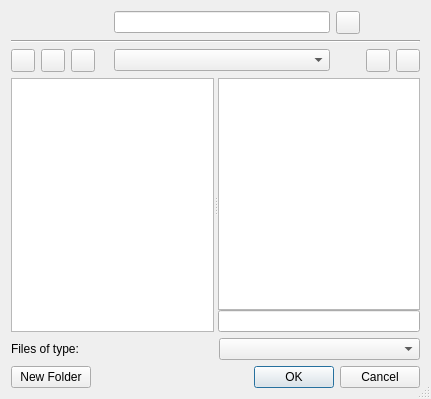
The window that src/gui/dialogs/qfiledialog.ui (arnt/qt-history2) describes before a commit, drawn with Qt 5.
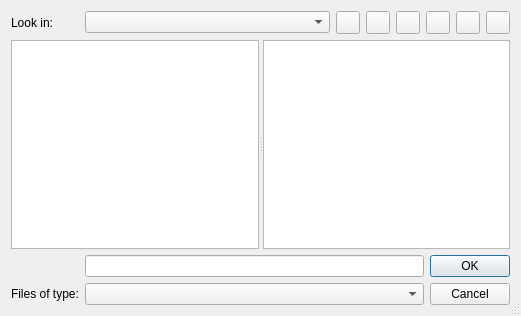
The same window after the commit. Custom widgets are drawn as their Qt base class.

Commit message:
p4i integration Integrate 257683 from 4.3 to main: Fixes:    Ditch the new file dialog interface and go back to the style of one in 4.2. RevBy:    jens, girish AutoTest: 257681 Details:  ButtonBox in plastique painting issue is 156497, and QCompleter resizing bug also has a task
[git-p4: depot-paths = "//depot/qt/main/": change = 257684]

What changed in the file:
```diff
--- a/src/gui/dialogs/qfiledialog.ui
+++ b/src/gui/dialogs/qfiledialog.ui
@@ -17,35 +17,25 @@
    <rect>
     <x>0</x>
     <y>0</y>
-    <width>431</width>
-    <height>399</height>
+    <width>521</width>
+    <height>316</height>
    </rect>
   </property>
   <property name="sizeGripEnabled" >
    <bool>true</bool>
   </property>
   <layout class="QGridLayout" >
-   <item row="0" column="0" colspan="4" >
-    <widget class="QLabel" name="fileNameLabel" >
-     <property name="sizePolicy" >
-      <sizepolicy vsizetype="Preferred" hsizetype="Minimum" >
-       <horstretch>0</horstretch>
-       <verstretch>0</verstretch>
-      </sizepolicy>
-     </property>
-     <property name="minimumSize" >
-      <size>
-       <width>0</width>
-       <height>0</height>
-      </size>
-     </property>
-     <property name="alignment" >
-      <set>Qt::AlignAbsolute|Qt::AlignBottom|Qt::AlignCenter|Qt::AlignHCenter|Qt::AlignHorizontal_Mask|Qt::AlignJustify|Qt::AlignLeading|Qt::AlignLeft|Qt::AlignRight|Qt::AlignTop|Qt::AlignTrailing|Qt::AlignVCenter|Qt::AlignVertical_Mask</set>
+   <item row="0" column="0" >
+    <widget class="QLabel" name="lookInLabel" >
+     <property name="text" >
+      <string>Look in:</string>
      </property>
     </widget>
    </item>
-   <item row="0" column="4" >
-    <widget class="QFileDialogLineEdit" name="fileNameEdit" >
+   <item row="0" column="1" colspan="2" >
+    <layout class="QHBoxLayout" >
+     <item>
+      <widget class="QComboBox" name="lookInCombo" >
      <property name="sizePolicy" >
       <sizepolicy vsizetype="Fixed" hsizetype="Expanding" >
        <horstretch>1</horstretch>
@@ -54,104 +44,51 @@
      </property>
     </widget>
    </item>
-   <item row="0" column="5" >
-    <widget class="QToolButton" name="expandButton" />
-   </item>
-   <item row="0" column="6" colspan="2" >
-    <widget class="QFrame" name="topRightSpacer" >
-     <property name="minimumSize" >
-      <size>
-       <width>16</width>
-       <height>0</height>
-      </size>
-     </property>
-     <property name="frameShape" >
-      <enum>QFrame::NoFrame</enum>
-     </property>
-     <property name="frameShadow" >
-      <enum>QFrame::Plain</enum>
-     </property>
-     <property name="lineWidth" >
-      <number>0</number>
-     </property>
-    </widget>
-   </item>
-   <item row="1" column="0" colspan="8" >
-    <widget class="Line" name="line" >
-     <property name="orientation" >
-      <enum>Qt::Horizontal</enum>
-     </property>
-    </widget>
-   </item>
-   <item row="2" column="0" >
+     <item>
     <widget class="QToolButton" name="backButton" >
      <property name="toolTip" >
       <string>Back</string>
      </property>
     </widget>
    </item>
-   <item row="2" column="1" >
+     <item>
     <widget class="QToolButton" name="forwardButton" >
      <property name="toolTip" >
       <string>Forward</string>
      </property>
     </widget>
    </item>
-   <item row="2" column="2" >
+     <item>
     <widget class="QToolButton" name="toParentButton" >
      <property name="toolTip" >
       <string>Parent Directory</string>
      </property>
     </widget>
    </item>
-   <item row="2" column="3" >
-    <widget class="QLabel" name="lookInLabel" >
-     <property name="sizePolicy" >
-      <sizepolicy vsizetype="Preferred" hsizetype="Minimum" >
-       <horstretch>0</horstretch>
-       <verstretch>0</verstretch>
-      </sizepolicy>
-     </property>
-     <property name="alignment" >
-      <set>Qt::AlignAbsolute|Qt::AlignBottom|Qt::AlignCenter|Qt::AlignHCenter|Qt::AlignHorizontal_Mask|Qt::AlignJustify|Qt::AlignLeading|Qt::AlignLeft|Qt::AlignRight|Qt::AlignTop|Qt::AlignTrailing|Qt::AlignVCenter|Qt::AlignVertical_Mask</set>
-     </property>
-    </widget>
-   </item>
-   <item row="2" column="4" >
-    <widget class="QComboBox" name="lookInCombo" >
-     <property name="sizePolicy" >
-      <sizepolicy vsizetype="Fixed" hsizetype="Expanding" >
-       <horstretch>1</horstretch>
-       <verstretch>0</verstretch>
-      </sizepolicy>
-     </property>
-    </widget>
-   </item>
-   <item row="2" column="5" >
-    <widget class="QFrame" name="bottomRightSpacer" >
-     <property name="frameShadow" >
-      <enum>QFrame::Raised</enum>
-     </property>
-     <property name="lineWidth" >
-      <number>0</number>
-     </property>
-    </widget>
-   </item>
-   <item row="2" column="6" >
-    <widget class="QToolButton" name="detailModeButton" >
+     <item>
+      <widget class="QToolButton" name="newFolderButton" >
      <property name="toolTip" >
       <string>Detail View</string>
      </property>
     </widget>
    </item>
-   <item row="2" column="7" >
+     <item>
     <widget class="QToolButton" name="listModeButton" >
      <property name="toolTip" >
       <string>List View</string>
      </property>
     </widget>
    </item>
-   <item row="3" column="0" colspan="8" >
+     <item>
+      <widget class="QToolButton" name="detailModeButton" >
+       <property name="toolTip" >
+        <string>Detail View</string>
+       </property>
+      </widget>
+     </item>
+    </layout>
+   </item>
+   <item row="1" column="0" colspan="3" >
     <widget class="QSplitter" name="splitter" >
      <property name="sizePolicy" >
       <sizepolicy vsizetype="Expanding" hsizetype="Expanding" >
@@ -237,101 +174,68 @@
          </widget>
         </widget>
        </item>
-       <item>
-        <widget class="QFileDialogLineEdit" name="quickLineEdit" />
-       </item>
       </layout>
      </widget>
     </widget>
    </item>
-   <item row="4" column="0" colspan="8" >
-    <widget class="QFrame" name="extraBox" >
-     <property name="frameShape" >
-      <enum>QFrame::NoFrame</enum>
-     </property>
-     <property name="frameShadow" >
-      <enum>QFrame::Plain</enum>
-     </property>
-     <layout class="QGridLayout" >
-      <property name="leftMargin" >
-       <number>0</number>
-      </property>
-      <property name="topMargin" >
-       <number>0</number>
-      </property>
-      <property name="rightMargin" >
-       <number>0</number>
-      </property>
-      <property name="bottomMargin" >
-       <number>0</number>
-      </property>
-      <item row="0" column="1" >
-       <widget class="QLabel" name="fileTypeLabel" >
+   <item row="2" column="0" >
+    <widget class="QLabel" name="fileNameLabel" >
         <property name="sizePolicy" >
-         <sizepolicy vsizetype="Fixed" hsizetype="Preferred" >
+      <sizepolicy vsizetype="Preferred" hsizetype="Minimum" >
           <horstretch>0</horstretch>
           <verstretch>0</verstretch>
          </sizepolicy>
         </property>
-        <property name="text" >
-         <string>Files of type:</string>
-        </property>
-       </widget>
-      </item>
-      <item row="0" column="2" >
-       <widget class="QComboBox" name="fileTypeCombo" />
-      </item>
-     </layout>
-    </widget>
-   </item>
-   <item row="5" column="0" colspan="8" >
-    <layout class="QHBoxLayout" >
-     <property name="spacing" >
-      <number>0</number>
-     </property>
-     <property name="leftMargin" >
-      <number>0</number>
-     </property>
-     <property name="topMargin" >
-      <number>0</number>
-     </property>
-     <property name="rightMargin" >
-      <number>0</number>
-     </property>
-     <property name="bottomMargin" >
-      <number>0</number>
-     </property>
-     <item>
-      <widget class="QPushButton" name="newFolderButton" >
-       <property name="text" >
-        <string>New Folder</string>
-       </property>
-      </widget>
-     </item>
-     <item>
-      <spacer>
-       <property name="orientation" >
-        <enum>Qt::Horizontal</enum>
-       </property>
-       <property name="sizeHint" >
+     <property name="minimumSize" >
         <size>
-         <width>40</width>
-         <height>20</height>
-        </size>
-       </property>
-      </spacer>
-     </item>
-     <item>
+       <width>0</width>
+       <height>0</height>
+      </size>
+     </property>
+    </widget>
+   </item>
+   <item row="2" column="1" >
+    <widget class="QFileDialogLineEdit" name="fileNameEdit" >
+     <property name="sizePolicy" >
+      <sizepolicy vsizetype="Fixed" hsizetype="Expanding" >
+       <horstretch>1</horstretch>
+       <verstretch>0</verstretch>
+      </sizepolicy>
+     </property>
+    </widget>
+   </item>
+   <item rowspan="2" row="2" column="2" >
       <widget class="QDialogButtonBox" name="buttonBox" >
        <property name="orientation" >
-        <enum>Qt::Horizontal</enum>
+      <enum>Qt::Vertical</enum>
        </property>
        <property name="standardButtons" >
         <set>QDialogButtonBox::Cancel|QDialogButtonBox::Ok</set>
        </property>
       </widget>
      </item>
-    </layout>
+   <item row="3" column="0" >
+    <widget class="QLabel" name="fileTypeLabel" >
+     <property name="sizePolicy" >
+      <sizepolicy vsizetype="Fixed" hsizetype="Preferred" >
+       <horstretch>0</horstretch>
+       <verstretch>0</verstretch>
+      </sizepolicy>
+     </property>
+     <property name="text" >
+      <string>Files of type:</string>
+     </property>
+    </widget>
+   </item>
+   <item row="3" column="1" >
+    <widget class="QComboBox" name="fileTypeCombo" >
+     <property name="sizePolicy" >
+      <sizepolicy vsizetype="Fixed" hsizetype="Expanding" >
+       <horstretch>0</horstretch>
+       <verstretch>0</verstretch>
+      </sizepolicy>
+     </property>
+    </widget>
    </item>
   </layout>
  </widget>
```
Left out of the diff: 12 changed lines with no effect on the pictures. Lines whose indentation alone changed are shown as unchanged. The commit also changes 6 other files.
